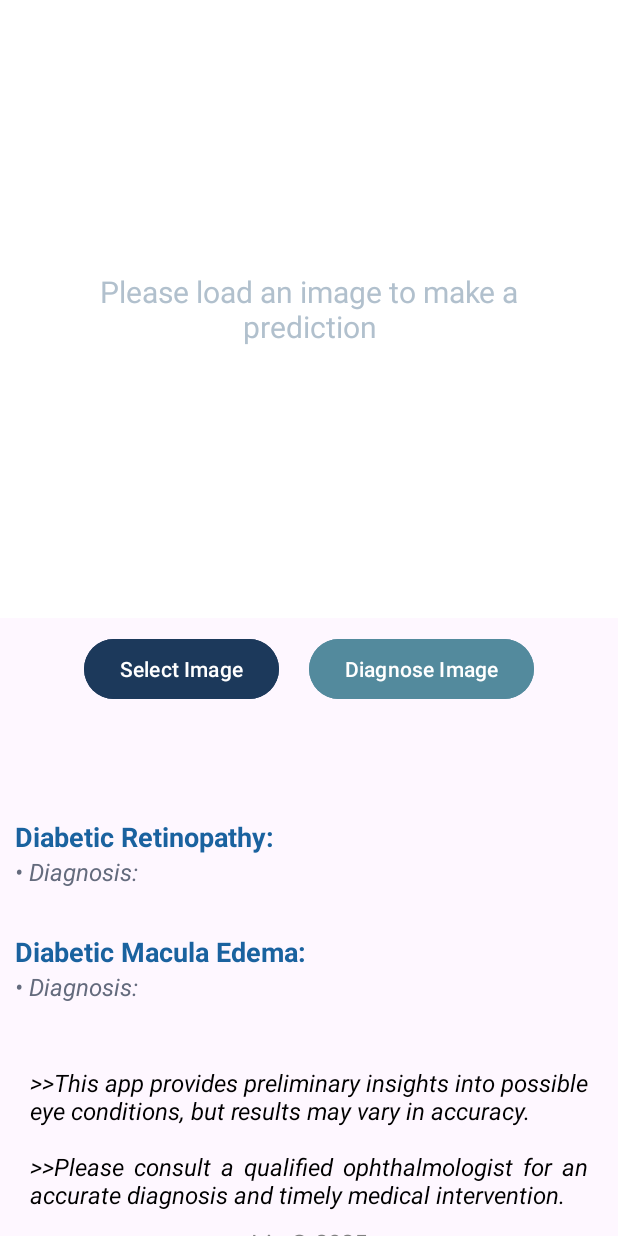
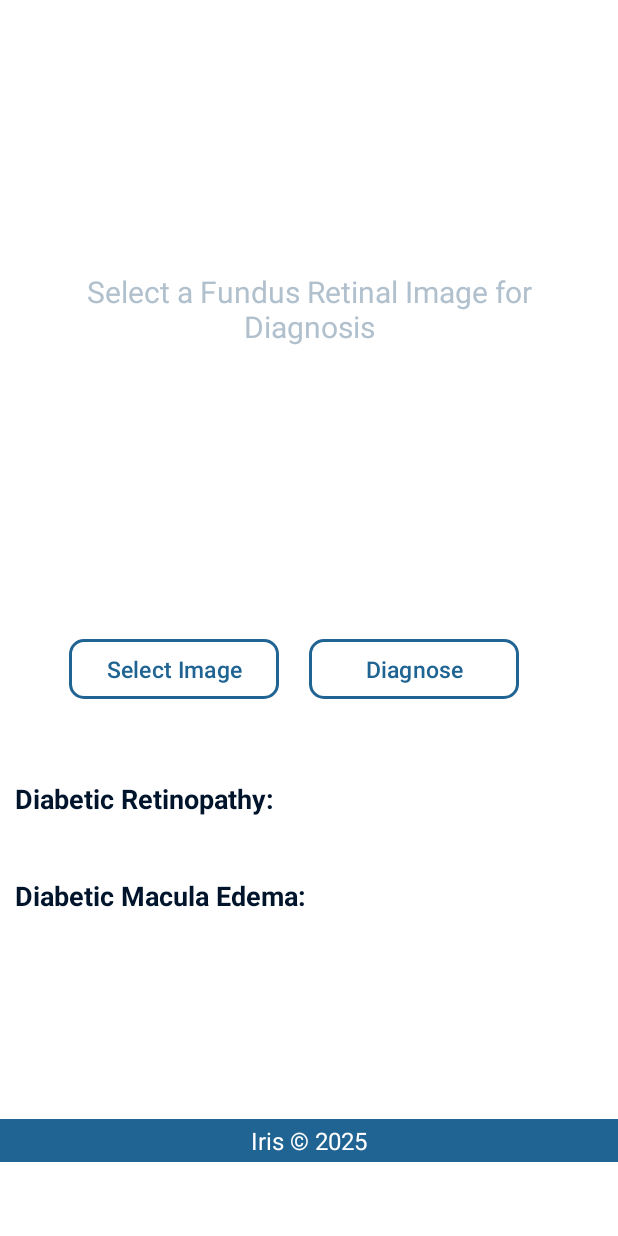
Before and after one commit to HR-HBM/Iris_Mobile_App, an Android app: the screen it shows after launch (MainActivity), on a phone screen of 412 x 824 dp. Run offline under Robolectric (Android 15) with nearby library versions, the phone set to English and light mode, and no system bars.

Commit message:
update App

```diff
--- a/app/src/main/AndroidManifest.xml
+++ b/app/src/main/AndroidManifest.xml
@@ -2,6 +2,7 @@
 <manifest xmlns:android="http://schemas.android.com/apk/res/android"
     xmlns:tools="http://schemas.android.com/tools">
 
+    <uses-permission android:name="android.permission.ACCESS_NETWORK_STATE" />
     <uses-permission android:name="android.permission.CAMERA" />
     <uses-permission android:name="android.permission.READ_EXTERNAL_STORAGE" />
     <uses-permission android:name="android.permission.WRITE_EXTERNAL_STORAGE" />
--- a/app/src/main/res/layout/activity_main.xml
+++ b/app/src/main/res/layout/activity_main.xml
@@ -4,6 +4,7 @@
     xmlns:tools="http://schemas.android.com/tools"
     android:layout_width="match_parent"
     android:layout_height="match_parent"
+    android:background="#ffffff"
     android:id="@+id/mainScrollView"
     android:fillViewport="true">
 
@@ -37,7 +38,7 @@
                 android:id="@+id/placeholderText"
                 android:layout_width="300dp"
                 android:layout_height="wrap_content"
-                android:text="Please load an image to make a prediction"
+                android:text="Select a Fundus Retinal Image for Diagnosis"
                 android:textColor="#b1c0cd"
                 android:textAlignment="center"
                 android:textSize="20dp"
@@ -60,20 +61,31 @@
             app:layout_constraintStart_toStartOf="parent"
             app:layout_constraintEnd_toEndOf="parent">
 
-            <Button
+            <com.google.android.material.button.MaterialButton
                 android:id="@+id/selectBtn"
-                android:layout_width="wrap_content"
+                android:layout_width="140dp"
                 android:layout_height="wrap_content"
                 android:layout_marginEnd="20dp"
-                android:backgroundTint="#1c395b"
-                android:text="Select Image"/>
+                android:text="Select Image"
+                android:textColor="#206493"
+                android:textSize="15dp"
+                android:backgroundTint="#FFFFFF"
+                app:cornerRadius="10dp"
+                app:strokeWidth="2dp"
+                app:strokeColor="#206493"/>
 
-            <Button
+            <com.google.android.material.button.MaterialButton
                 android:id="@+id/predictBtn"
-                android:layout_width="wrap_content"
+                android:layout_width="140dp"
                 android:layout_height="wrap_content"
-                android:backgroundTint="#538a9d"
-                android:text="Diagnose Image"/>
+                android:layout_marginEnd="20dp"
+                android:text="Diagnose"
+                android:textColor="#206493"
+                android:textSize="15dp"
+                android:backgroundTint="#FFFFFF"
+                app:cornerRadius="10dp"
+                app:strokeWidth="2dp"
+                app:strokeColor="#206493"/>
         </LinearLayout>
 
         <!-- Progress Bar -->
@@ -93,12 +105,12 @@
             android:layout_height="wrap_content"
             android:layout_marginStart="10dp"
             android:layout_marginTop="20dp"
-            android:layout_marginBottom="30dp"
+            android:layout_marginBottom="25dp"
             android:text="File Name: Not Selected"
             android:textSize="14dp"
-            android:textColor="#40a6a6"
+            android:textColor="#6f95ac"
             android:textStyle="italic"
-            android:visibility="invisible"
+            android:visibility="gone"
             app:layout_constraintTop_toBottomOf="@id/linLayout"
             app:layout_constraintStart_toStartOf="parent"
             app:layout_constraintEnd_toEndOf="parent"/>
@@ -109,12 +121,12 @@
             android:layout_width="wrap_content"
             android:layout_height="wrap_content"
             android:layout_marginStart="10dp"
-            android:layout_marginTop="75dp"
+            android:layout_marginTop="50dp"
             android:textStyle="bold"
             android:text="Diabetic Retinopathy: "
             android:textSize="18dp"
             android:gravity="start"
-            android:textColor="#1a629f"
+            android:textColor="#00142c"
             app:layout_constraintTop_toBottomOf="@id/linLayout"
             app:layout_constraintStart_toStartOf="parent"
             app:layout_constraintVertical_chainStyle="spread"/>
@@ -123,7 +135,7 @@
             android:id="@+id/drDiagnosis"
             android:layout_width="match_parent"
             android:layout_height="wrap_content"
-            android:layout_marginTop="0dp"
+            android:layout_marginTop="10dp"
             android:layout_marginStart="10dp"
             android:layout_marginEnd="20dp"
             android:text="• Diagnosis: "
@@ -131,7 +143,7 @@
             android:textStyle="italic"
             android:justificationMode="inter_word"
             android:textSize="16dp"
-            android:visibility="visible"
+            android:visibility="gone"
             app:layout_constraintTop_toBottomOf="@id/dRPrediction"
             app:layout_constraintStart_toStartOf="parent"
             app:layout_constraintEnd_toEndOf="parent"/>
@@ -142,11 +154,11 @@
             android:layout_height="wrap_content"
             android:layout_marginStart="10dp"
             android:textStyle="bold"
-            android:layout_marginTop="30dp"
+            android:layout_marginTop="40dp"
             android:text="Diabetic Macula Edema:"
             android:textSize="18dp"
             android:gravity="start"
-            android:textColor="#1a629f"
+            android:textColor="#00142c"
             app:layout_constraintTop_toBottomOf="@id/drDiagnosis"
             app:layout_constraintStart_toStartOf="parent"
             app:layout_constraintVertical_chainStyle="spread"/>
@@ -155,40 +167,72 @@
             android:id="@+id/meDiagnosis"
             android:layout_width="match_parent"
             android:layout_height="wrap_content"
-            android:layout_marginTop="0dp"
+            android:layout_marginTop="10dp"
             android:layout_marginStart="10dp"
-            android:layout_marginEnd="20dp"
+            android:layout_marginEnd="10dp"
             android:text="• Diagnosis: "
             android:textColor="#646b7d"
             android:textStyle="italic"
             android:justificationMode="inter_word"
             android:textSize="16dp"
-            android:visibility="visible"
+            android:visibility="gone"
             app:layout_constraintTop_toBottomOf="@id/mEPrediction"
             app:layout_constraintStart_toStartOf="parent"
             app:layout_constraintEnd_toEndOf="parent"/>
+
+        <com.google.android.material.card.MaterialCardView
+            android:id="@+id/notesCard"
+            android:layout_width="match_parent"
+            android:layout_height="wrap_content"
+            android:layout_marginTop="30dp"
+            android:layout_marginBottom="30dp"
+            android:layout_marginStart="10dp"
+            android:layout_marginEnd="20dp"
+            android:visibility="gone"
+            app:cardCornerRadius="8dp"
+            app:strokeColor="#0068cb"
+            android:backgroundTint="#ffffff"
+            app:strokeWidth="2dp"
+            app:cardElevation="0dp"
+            app:layout_constraintTop_toBottomOf="@id/meDiagnosis"
+            app:layout_constraintStart_toStartOf="parent"
+            app:layout_constraintEnd_toEndOf="parent">
+
+            <TextView
+                android:id="@+id/notes"
+                android:layout_width="match_parent"
+                android:layout_height="wrap_content"
+                android:padding="5dp"
+                android:text="NPDR: Non-Proliferative Diabetic Retinopathy\nPDR: Proliferative Diabetic Retinopathy"
+                android:textColor="#0068cb"
+                android:textSize="15sp"
+                android:textStyle="normal"
+                android:visibility="gone"/>
+        </com.google.android.material.card.MaterialCardView>
+
+
 
         <TextView
             android:id="@+id/disclaimerText"
             android:layout_width="match_parent"
             android:layout_height="wrap_content"
-            android:layout_marginTop="10dp"
+            android:layout_marginTop="30dp"
             android:layout_marginBottom="20dp"
             android:layout_marginStart="20dp"
             android:layout_marginEnd="20dp"
             android:textStyle="italic"
-            android:text=">>This app provides preliminary insights into possible eye conditions, but results may vary in accuracy. \n\n>>Please consult a qualified ophthalmologist for an accurate diagnosis and timely medical intervention."
-            android:textColor="#000"
+            android:text="• This app provides preliminary insights into possible eye conditions, but accuracy of the results may vary. \n\n• Please consult an ophthalmologist for an accurate diagnosis and timely medical intervention."
+            android:textColor="#6f94ae"
             android:justificationMode="inter_word"
             android:textSize="16dp"
-            android:visibility="visible"
-            app:layout_constraintTop_toBottomOf="@id/meDiagnosis"
-            app:layout_constraintBottom_toBottomOf="parent"
+            android:visibility="invisible"
+            app:layout_constraintTop_toBottomOf="@id/notesCard"
             app:layout_constraintStart_toStartOf="parent"
-            app:layout_constraintEnd_toEndOf="parent"
-            app:layout_constraintVertical_chainStyle="spread"/>
+            app:layout_constraintEnd_toEndOf="parent"/>
 
-<!--        &lt;!&ndash; Progress Bar &ndash;&gt;-->
+
+
+        <!--        &lt;!&ndash; Progress Bar &ndash;&gt;-->
 <!--        <ProgressBar-->
 <!--            android:id="@+id/loadingIndicator"-->
 <!--            android:layout_width="wrap_content"-->
@@ -204,14 +248,14 @@
             android:layout_width="match_parent"
             android:layout_height="wrap_content"
             android:layout_marginTop="10dp"
-            android:layout_marginBottom="20dp"
+            android:padding="3dp"
             android:text="@string/footer_text"
-            android:textColor="#808080"
+            android:textColor="#ffffff"
             android:textSize="16dp"
             android:textAlignment="center"
             android:visibility="visible"
+            android:background="#206493"
             app:layout_constraintTop_toBottomOf="@id/disclaimerText"
-            app:layout_constraintBottom_toBottomOf="parent"
             app:layout_constraintStart_toStartOf="parent"
             app:layout_constraintEnd_toEndOf="parent"/>
 
--- a/app/src/main/res/layout/activity_splash_screen.xml
+++ b/app/src/main/res/layout/activity_splash_screen.xml
@@ -28,7 +28,7 @@
         android:layout_height="wrap_content"
         android:text="Iris"
         android:textSize="70dp"
-        android:textColor="#538a9d"
+        android:textColor="#ffffff"
         android:textStyle="normal"
         android:fontFamily="@font/roboto"
         app:layout_constraintTop_toBottomOf="@id/SplashScreenImage"
```
Also changed, not shown: app/src/main/java/com/example/iris/MainActivity.kt (+63 -20 lines), app/src/main/res/drawable/button_background.xml (added, +14 -0 lines).
